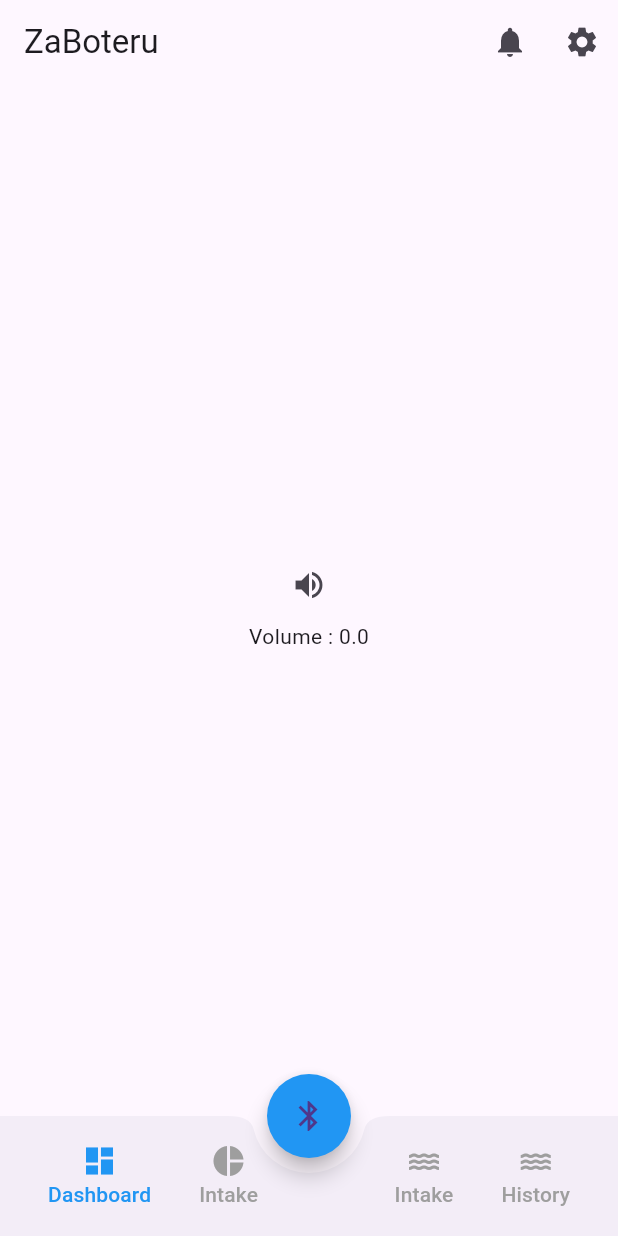
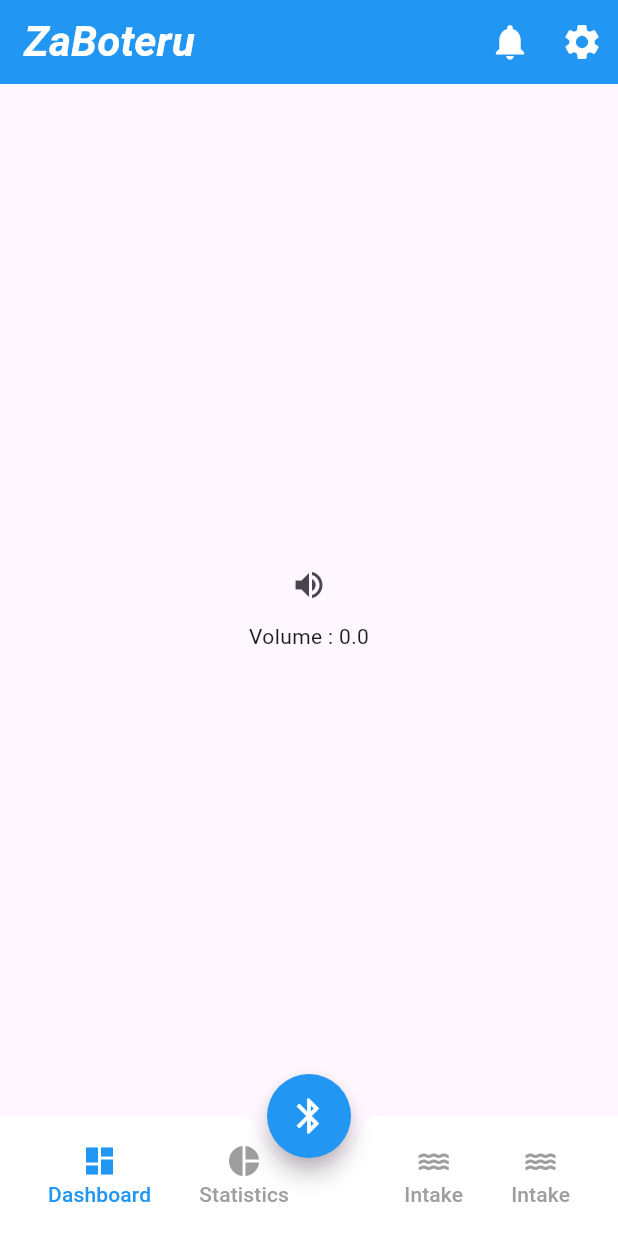
Before and after one commit to ZaBoteru/ZaBoteru-HydrationApp, a Flutter app: the screen it shows after launch, on a phone screen of 412 x 824 dp. Run offline on Flutter 3.47's test engine with Material 3 defaults, Android fonts, the phone set to English and light mode, and no system bars; our stand-ins replace animated_splash_screen, lottie; Roboto replaces fonts that are missing (Montserrat).

Commit message:
update-dashboard-style

```diff
--- a/lib/pages/Dashboard.dart
+++ b/lib/pages/Dashboard.dart
@@ -21,17 +21,27 @@ class _DashboardState extends State<Dashboard> {
       ),
       home: Scaffold(
         appBar: AppBar(
-          title: const Text('ZaBoteru'),
+          backgroundColor: Colors.blue,
+          title: const Text(
+            'ZaBoteru',
+            style: TextStyle(
+                  color: Colors.white,
+                  fontFamily: 'Montserrat',
+                  fontWeight: FontWeight.bold,
+                  fontStyle: FontStyle.italic,
+                  fontSize: 28.0,
+                ),
+          ),
           actions: <Widget>[
             IconButton(
-              icon: const Icon(Icons.notifications),
+              icon: const Icon(Icons.notifications, color: Colors.white, size: 28,),
               onPressed: () {
                 // Navigate to the 'notification' page here
                 Navigator.pushNamed(context, '/notification');
               },
             ),
             IconButton(
-              icon: const Icon(Icons.settings),
+              icon: const Icon(Icons.settings, color: Colors.white, size: 28,),
               onPressed: () {
                 // Navigate to the 'settings' page here
                 Navigator.pushNamed(context, '/settings');
@@ -46,12 +56,13 @@ class _DashboardState extends State<Dashboard> {
           onPressed: () {},
           backgroundColor: Colors.blue,
           shape: const CircleBorder(),
-          child: const Icon(Icons.bluetooth),
+          child: const Icon(Icons.bluetooth, color: Colors.white, size: 28,),
         ),
         floatingActionButtonLocation: FloatingActionButtonLocation.centerDocked,
         bottomNavigationBar: BottomAppBar(
+          color: Colors.white,
           shape: const CircularNotchedRectangle(),
-          notchMargin: 10,
+          notchMargin: 8,
           // ignore: sized_box_for_whitespace
           child: Container(
             height: 60,
@@ -95,7 +106,7 @@ class _DashboardState extends State<Dashboard> {
                           Icon(Icons.pie_chart,
                           color: currentTab == 1 ? Colors.blue: Colors.grey,),
                           Text(
-                            'Intake',
+                            'Statistics',
                             style: TextStyle(
                               color: currentTab == 1 ? Colors.blue : Colors.grey,
                               ),
@@ -142,7 +153,7 @@ class _DashboardState extends State<Dashboard> {
                           Icon(Icons.water,
                           color: currentTab == 4 ? Colors.blue: Colors.grey,),
                           Text(
-                            'History',
+                            'Intake',
                             style: TextStyle(
                               color: currentTab == 4 ? Colors.blue : Colors.grey,
                               ),
```
